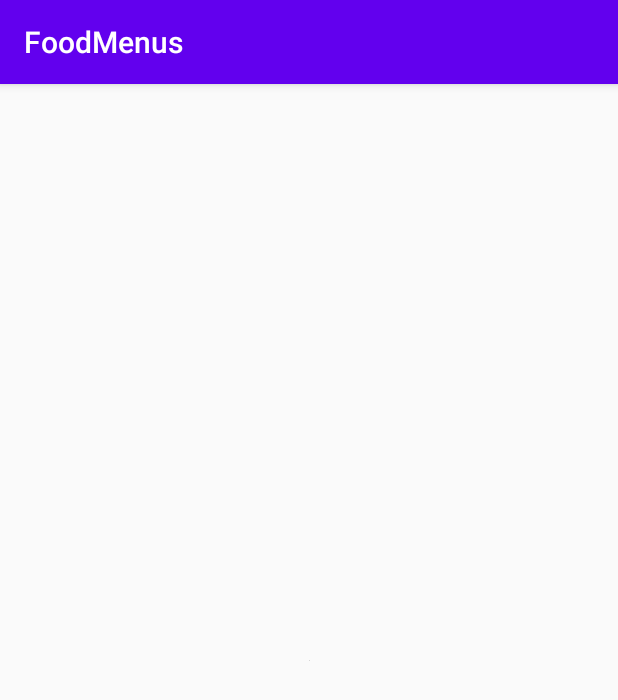
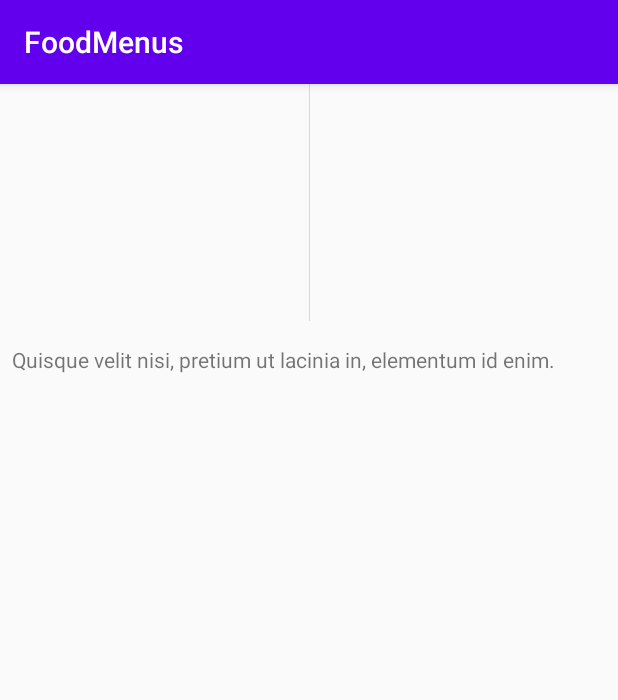
Before and after one commit to Whutthiphong/FoodMenus, an Android app: the screen it shows after launch (SecondActivity), after a tap on "Quisque velit nisi, pretium ut lacinia i", on a phone screen of 412 x 824 dp. Shown: the top 700 px of the screen. Run offline under Robolectric (Android 15) with nearby library versions, the phone set to English and light mode, and no system bars; our stand-ins replace Picasso.

Commit message:
update pass object to activity

```diff
--- a/app/src/main/java/com/example/foodmenus/Food.java
+++ b/app/src/main/java/com/example/foodmenus/Food.java
@@ -1,17 +1,9 @@
 package com.example.foodmenus;
 
+import java.io.Serializable;
 import java.util.List;
 
-public class Food {
-
-    /**
-     * menuId : 1
-     * menuName : Quisque velit nisi, pretium ut lacinia in, elementum id enim.
-     * imageUrl : https://theculturetrip.com/wp-content/uploads/2020/04/2bcpa1n.jpg
-     * material : [{"1":"Vivamus magna justo, lacinia eget consectetur sed, convallis at tellus.","2":"Curabitur arcu erat, accumsan id imperdiet et, porttitor at sem.","3":"Sed porttitor lectus nibh.","4":"Vivamus suscipit tortor eget felis porttitor volutpat.","5":"Nulla quis lorem ut libero malesuada feugiat."}]
-     * process : [{"1":"Donec rutrum congue leo eget malesuada.","2":"Proin eget tortor risus.","3":"ullamcorper sit amet ligula.","4":"Curabitur non nulla sit amet nisl tempus convallis quis ac lectus."}]
-     */
-
+public class Food implements Serializable {
     private int menuId;
     private String menuName;
     private String imageUrl;
@@ -58,9 +50,9 @@ public class Food {
         this.process = process;
     }
 
-    public static class Material {
-         int keys;
-         String values;
+    private class Material implements Serializable {
+        int keys;
+        String values;
 
         public int getKeys() {
             return keys;
@@ -79,7 +71,7 @@ public class Food {
         }
     }
 
-    public static class Process {
+    private class Process implements Serializable {
 
         int keys;
         String values;
--- a/app/src/main/java/com/example/foodmenus/FoodsAdapter.java
+++ b/app/src/main/java/com/example/foodmenus/FoodsAdapter.java
@@ -1,5 +1,6 @@
 package com.example.foodmenus;
 
+import android.content.Context;
 import android.content.Intent;
 import android.view.LayoutInflater;
 import android.view.View;
@@ -19,7 +20,7 @@ public class FoodsAdapter extends RecyclerView.Adapter<FoodsAdapter.FoodViewHold
     ArrayList<Food> listFoods;
     IOnItemClickListener itemClickListener;
 
-    public FoodsAdapter(ArrayList<Food> listFoods,IOnItemClickListener itemClickListener) {
+    public FoodsAdapter(ArrayList<Food> listFoods,IOnItemClickListener itemClickListener,Context context) {
         this.listFoods = listFoods;
         this.itemClickListener =itemClickListener;
     }
@@ -48,7 +49,7 @@ public class FoodsAdapter extends RecyclerView.Adapter<FoodsAdapter.FoodViewHold
         TextView textView;
         IOnItemClickListener itemClickListener;
 
-        public FoodViewHolder(@NonNull View itemView,IOnItemClickListener itemClickListener) {
+        public FoodViewHolder(@NonNull View itemView,IOnItemClickListener itemClickListener ) {
             super(itemView);
             textView = itemView.findViewById(R.id.textView);
             imageView = itemView.findViewById(R.id.imageView);
@@ -72,9 +73,9 @@ public class FoodsAdapter extends RecyclerView.Adapter<FoodsAdapter.FoodViewHold
                     //Context ต้นทาง -> SecondActivity ปลายทาง
                     Intent intent = new Intent(imageView.getContext(),SecondActivity.class);
                     // add param  คล้ายๆ dictionary ใน c#
-                    intent.putExtra("MY_KEY",listFoods.get(getAdapterPosition()).getImageUrl());//ส่งURL รูป
+                    intent.putExtra("MY_KEY",listFoods.get(getAdapterPosition()));//ส่งURL รูป
                     //สั่งให้เปิดหน้าใหม่โดนอิงจาก Intent ข้างบน
-                    imageView.getContext().startActivity(intent);
+                    itemView.getContext().startActivity(intent);
                     Toast.makeText(v.getContext(),String.valueOf(item.getMenuId()),Toast.LENGTH_LONG).show();
                 }
             });
--- a/app/src/main/java/com/example/foodmenus/MainActivity.java
+++ b/app/src/main/java/com/example/foodmenus/MainActivity.java
@@ -43,7 +43,7 @@ public class MainActivity extends AppCompatActivity implements IOnItemClickListe
             Log.e("DATA",foods.toString());//test print log
 
 
-            FoodsAdapter adapter = new FoodsAdapter(foods,this);//create data adapter and passing data to adapter
+            FoodsAdapter adapter = new FoodsAdapter(foods,this,this);//create data adapter and passing data to adapter
 
             RecyclerView foodRecycleView = findViewById(R.id.foodRecycleView);//bind recycleView
 
--- a/app/src/main/java/com/example/foodmenus/SecondActivity.java
+++ b/app/src/main/java/com/example/foodmenus/SecondActivity.java
@@ -5,6 +5,7 @@ import androidx.appcompat.app.AppCompatActivity;
 import android.content.Intent;
 import android.os.Bundle;
 import android.widget.ImageView;
+import android.widget.TextView;
 
 import com.squareup.picasso.Picasso;
 
@@ -17,17 +18,21 @@ public class SecondActivity extends AppCompatActivity {
 
 //        ขารับ
         ImageView imageView2 = findViewById(R.id.imageView2);//ผูกวิว bind widget
+        TextView textView3 = findViewById(R.id.textView3);//ผูกวิว bind widget
 
         //ฝั่งรับ
         Bundle bundle = this.getIntent().getExtras();
         //เช็คว่ามีข้อมูล key นั้นส่งมาไหม
         if(bundle !=null && bundle.containsKey("MY_KEY")){
-            String url = bundle.get("MY_KEY").toString();
+            Food food = (Food) bundle.get("MY_KEY");
 
             //load image from url โดยใช้ Library Picasso
             Picasso.get()
-                    .load(url)
+                    .load(food.getImageUrl())
                     .into(imageView2);
+
+            //set message
+            textView3.setText(food.getMenuName());
         }else{
 //            ถ้าไม่พบ สั่งปิดหน้านี้
             finish();
--- a/app/src/main/res/layout/activity_second.xml
+++ b/app/src/main/res/layout/activity_second.xml
@@ -9,10 +9,19 @@
     <ImageView
         android:id="@+id/imageView2"
         android:layout_width="wrap_content"
-        android:layout_height="wrap_content"
-        app:layout_constraintBottom_toBottomOf="parent"
+        android:layout_height="158dp"
         app:layout_constraintEnd_toEndOf="parent"
         app:layout_constraintStart_toStartOf="parent"
         app:layout_constraintTop_toTopOf="parent"
         tools:srcCompat="@tools:sample/avatars" />
+
+    <TextView
+        android:id="@+id/textView3"
+        android:layout_width="wrap_content"
+        android:layout_height="wrap_content"
+        android:layout_marginStart="8dp"
+        android:layout_marginTop="16dp"
+        android:text="TextView"
+        app:layout_constraintStart_toStartOf="parent"
+        app:layout_constraintTop_toBottomOf="@+id/imageView2" />
 </androidx.constraintlayout.widget.ConstraintLayout>
```
